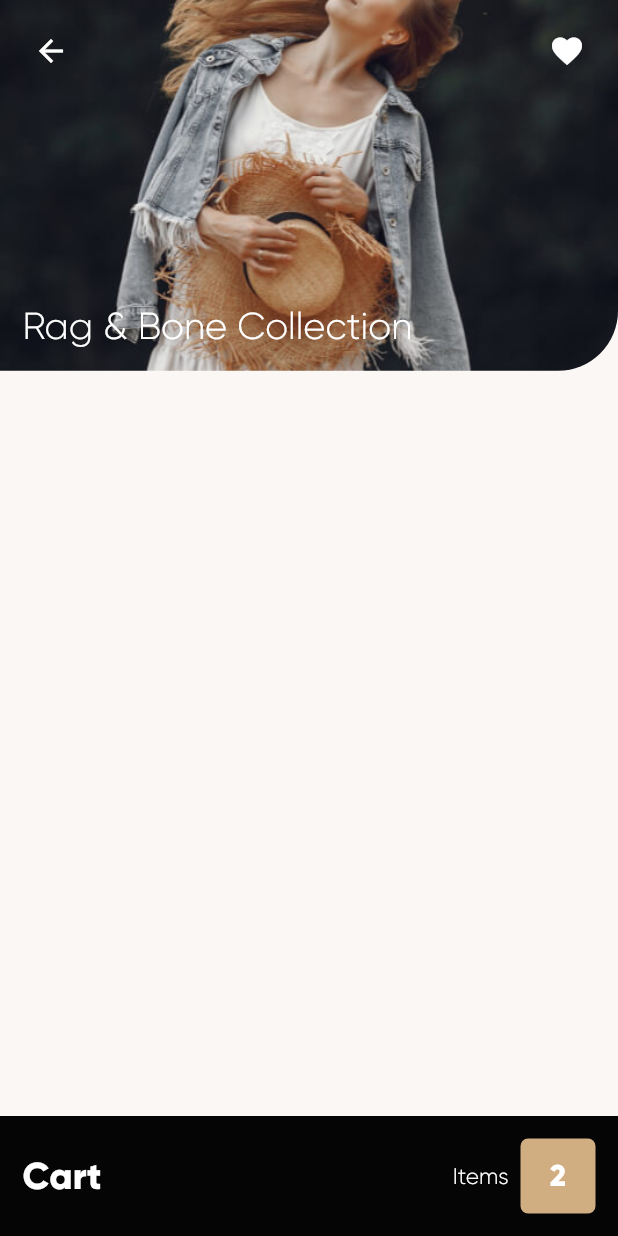
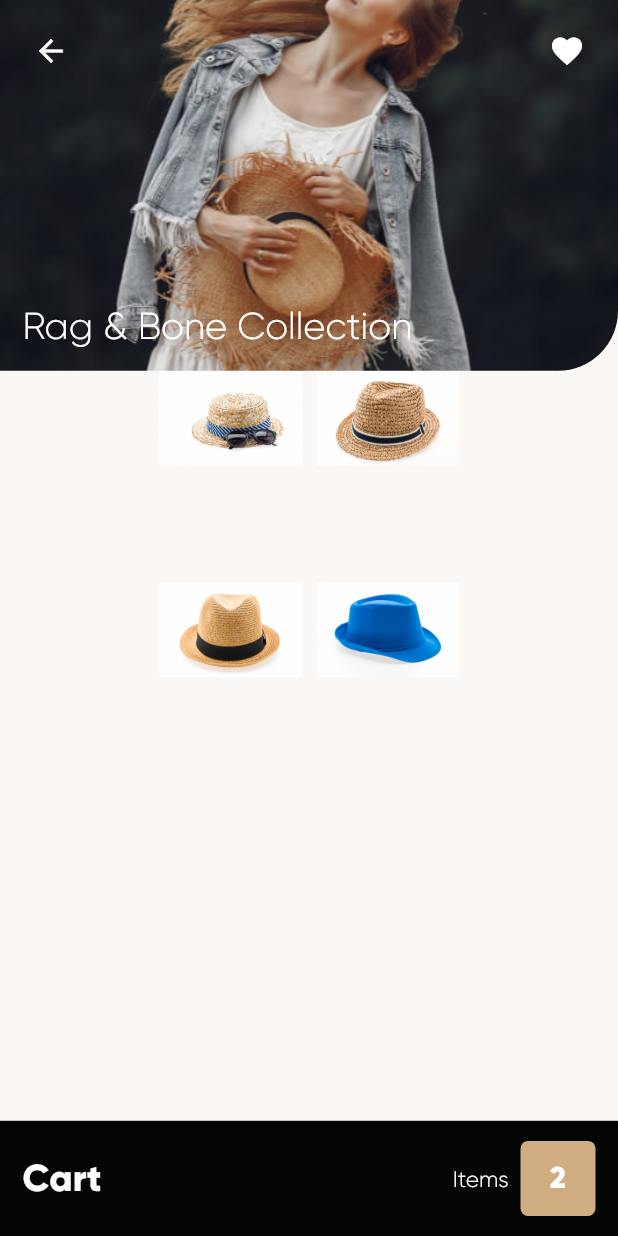
Before and after one commit to quqlock/UI-Flutter-Fashion-App, a Flutter app: the ProductsListScreen screen opened directly, on a phone screen of 412 x 824 dp. Run offline on Flutter 3.47's test engine with Material 2 defaults, Android fonts, the phone set to English and light mode, and no system bars; our stand-ins replace page_view_indicators.

Commit message:
List of products in prgress

```diff
--- /dev/null
+++ b/lib/model/product.dart
@@ -0,0 +1,14 @@
+class Product {
+  String productName;
+  double productPrice;
+  String productImage;
+
+  Product(this.productName, this.productPrice, this.productImage);
+}
+
+List<Product> productsList = [
+  Product('Felt wide hat', 84.00, 'assets/images/products/hat1.jpg'),
+  Product('Felt white brim hat', 138.00, 'assets/images/products/hat2.jpg'),
+  Product('Felt hat for women', 76.00, 'assets/images/products/hat3.jpg'),
+  Product('Summer hat', 54.00, 'assets/images/products/hat4.jpg'),
+];
--- a/lib/screens/products_list_screen.dart
+++ b/lib/screens/products_list_screen.dart
@@ -1,5 +1,6 @@
 import 'package:flutter/material.dart';
 import 'package:flutter_fashion_app/const.dart';
+import 'package:flutter_fashion_app/model/product.dart';
 
 class ProductsListScreen extends StatefulWidget {
   const ProductsListScreen({Key? key}) : super(key: key);
@@ -67,8 +68,31 @@
                   ],
                 ),
               ),
-              Container(
-                child: SingleChildScrollView(),
+              SingleChildScrollView(
+                child: Container(
+                  width: 200,
+                  height: 500,
+                  child: GridView.builder(
+                    itemCount: productsList.length,
+                    gridDelegate: SliverGridDelegateWithFixedCrossAxisCount(
+                      crossAxisCount: 2,
+                      mainAxisSpacing: 5,
+                      crossAxisSpacing: 10,
+                      childAspectRatio: 0.7,
+                    ),
+                    itemBuilder: (context, index) {
+                      return Container(
+                        child: Column(
+                          children: [
+                            Image.asset(
+                              productsList[index].productImage,
+                            )
+                          ],
+                        ),
+                      );
+                    },
+                  ),
+                ),
               ),
               Expanded(
                 child: Align(
--- a/pubspec.yaml
+++ b/pubspec.yaml
@@ -28,6 +28,7 @@
   assets:
     - assets/images/
     - assets/images/logo/
+    - assets/images/products/
     - assets/fonts/
 
   # An image asset can refer to one or more resolution-specific "variants", see
```
